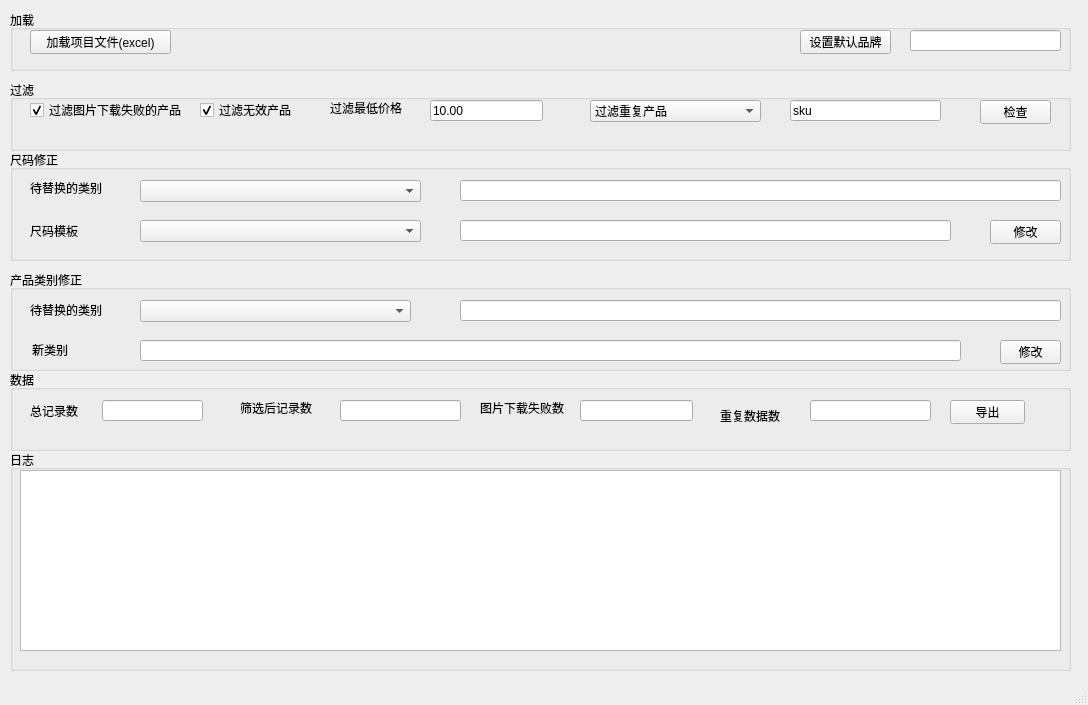
First picture: the form in data_export_tools/views/main_window.ui, repository l3n641/collection_product_spider, before the edit.
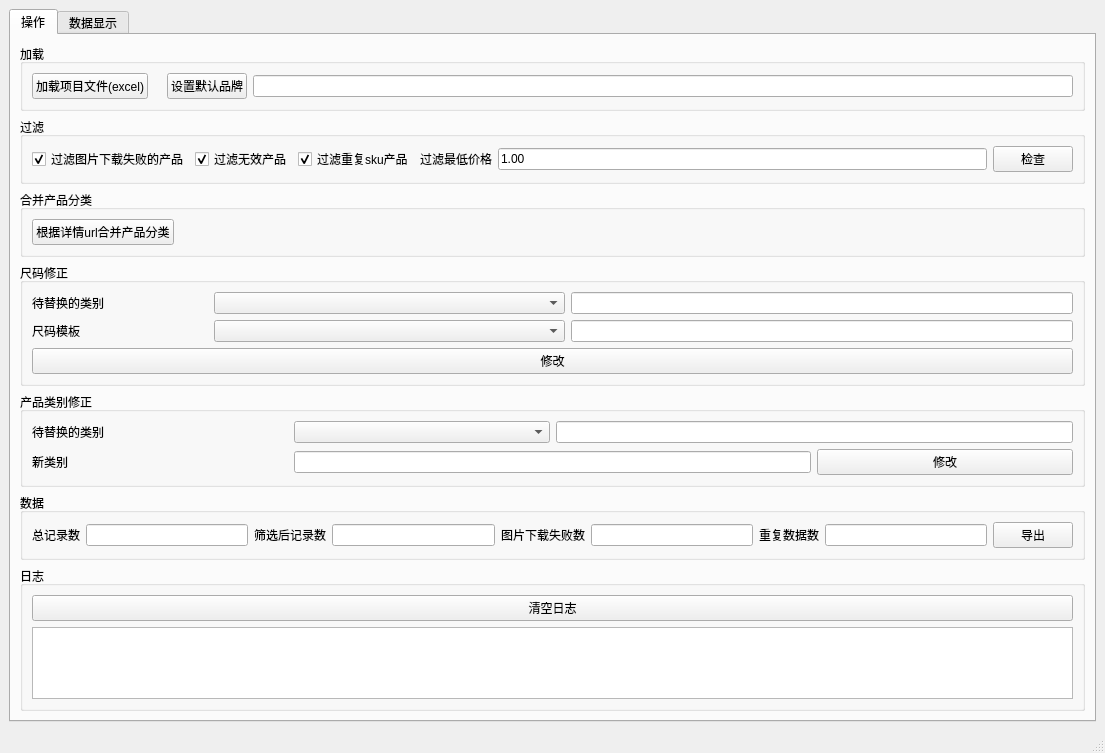
Second picture: the form after the edit.

Commit message: update 产品导出 产品分类合并

What changed in the file:
```diff
--- a/data_export_tools/views/main_window.ui
+++ b/data_export_tools/views/main_window.ui
@@ -6,77 +6,132 @@
    <rect>
     <x>0</x>
     <y>0</y>
-    <width>1088</width>
-    <height>705</height>
+    <width>1105</width>
+    <height>736</height>
    </rect>
   </property>
   <property name="windowTitle">
    <string>scrapy 数据导出工具</string>
   </property>
+  <property name="styleSheet">
+   <string notr="true">backgroud-color:rgb(205, 205, 205)</string>
+  </property>
   <widget class="QWidget" name="centralwidget">
+   <layout class="QGridLayout" name="gridLayout_6">
+    <item row="0" column="0">
+     <widget class="QTabWidget" name="tabWidget">
+      <property name="styleSheet">
+       <string notr="true"/>
+      </property>
+      <property name="currentIndex">
+       <number>0</number>
+      </property>
+      <widget class="QWidget" name="tab">
+       <attribute name="title">
+        <string>操作</string>
+       </attribute>
+       <layout class="QGridLayout" name="gridLayout_9">
+        <item row="0" column="0">
+         <widget class="QGroupBox" name="groupBox_4">
+          <property name="title">
+           <string>加载</string>
+          </property>
+          <layout class="QGridLayout" name="gridLayout">
+           <item row="0" column="0">
+            <widget class="QPushButton" name="button_load_project">
+             <property name="text">
+              <string>加载项目文件(excel)</string>
+             </property>
+            </widget>
+           </item>
+           <item row="0" column="2">
+            <widget class="QPushButton" name="button_set_default_brand">
+             <property name="text">
+              <string>设置默认品牌</string>
+             </property>
+            </widget>
+           </item>
+           <item row="0" column="3">
+            <widget class="QLineEdit" name="input_default_brand"/>
+           </item>
+           <item row="0" column="1">
+            <widget class="QLabel" name="label_project_file">
+             <property name="text">
+              <string/>
+             </property>
+            </widget>
+           </item>
+          </layout>
+         </widget>
+        </item>
+        <item row="4" column="0">
+         <widget class="QGroupBox" name="groupBox_6">
+          <property name="title">
+           <string>产品类别修正</string>
+          </property>
+          <layout class="QGridLayout" name="gridLayout_4">
+           <item row="1" column="2" colspan="2">
+            <widget class="QLineEdit" name="input_category_name_pattern"/>
+           </item>
+           <item row="2" column="3">
+            <widget class="QPushButton" name="button_upate_category_name">
+             <property name="text">
+              <string>修改</string>
+             </property>
+            </widget>
+           </item>
+           <item row="1" column="1">
+            <widget class="QComboBox" name="combobox_category_name">
+             <property name="styleSheet">
+              <string notr="true"/>
+             </property>
+            </widget>
+           </item>
+           <item row="2" column="1" colspan="2">
+            <widget class="QLineEdit" name="input_new_category_name"/>
+           </item>
+           <item row="1" column="0">
+            <widget class="QLabel" name="label_9">
+             <property name="text">
+              <string>待替换的类别</string>
+             </property>
+            </widget>
+           </item>
+           <item row="2" column="0">
+            <widget class="QLabel" name="label_10">
+             <property name="text">
+              <string>新类别</string>
+             </property>
+            </widget>
+           </item>
+          </layout>
+         </widget>
+        </item>
+        <item row="1" column="0">
    <widget class="QGroupBox" name="groupBox">
-    <property name="geometry">
-     <rect>
-      <x>10</x>
-      <y>80</y>
-      <width>1061</width>
-      <height>71</height>
-     </rect>
-    </property>
     <property name="title">
      <string>过滤</string>
     </property>
-    <widget class="QCheckBox" name="check_box_filter_image">
-     <property name="geometry">
-      <rect>
-       <x>20</x>
-       <y>20</y>
-       <width>161</width>
-       <height>20</height>
-      </rect>
-     </property>
-     <property name="text">
-      <string>过滤图片下载失败的产品</string>
-     </property>
-     <property name="checked">
-      <bool>true</bool>
-     </property>
-    </widget>
+          <layout class="QGridLayout" name="gridLayout_2">
+           <item row="0" column="4">
     <widget class="QLineEdit" name="input_filter_min_price">
-     <property name="geometry">
-      <rect>
-       <x>420</x>
-       <y>20</y>
-       <width>113</width>
-       <height>21</height>
-      </rect>
-     </property>
      <property name="text">
-      <string>10.00</string>
-     </property>
-    </widget>
-    <widget class="QLabel" name="label_5">
-     <property name="geometry">
-      <rect>
-       <x>320</x>
-       <y>20</y>
-       <width>81</width>
-       <height>16</height>
-      </rect>
-     </property>
+              <string>1.00</string>
+             </property>
+            </widget>
+           </item>
+           <item row="0" column="2">
+            <widget class="QCheckBox" name="checkbox_filter_repeat_sku_product">
      <property name="text">
-      <string>过滤最低价格</string>
-     </property>
-    </widget>
+              <string>过滤重复sku产品</string>
+             </property>
+             <property name="checked">
+              <bool>true</bool>
+             </property>
+            </widget>
+           </item>
+           <item row="0" column="1">
     <widget class="QCheckBox" name="checkbox_filter_invalidate_product">
-     <property name="geometry">
-      <rect>
-       <x>190</x>
-       <y>20</y>
-       <width>111</width>
-       <height>20</height>
-      </rect>
-     </property>
      <property name="text">
       <string>过滤无效产品</string>
      </property>
@@ -84,453 +139,209 @@
       <bool>true</bool>
      </property>
     </widget>
+           </item>
+           <item row="0" column="3">
+            <widget class="QLabel" name="label_5">
+             <property name="text">
+              <string>过滤最低价格</string>
+             </property>
+            </widget>
+           </item>
+           <item row="0" column="6">
     <widget class="QPushButton" name="button_check_data">
-     <property name="geometry">
-      <rect>
-       <x>970</x>
-       <y>20</y>
-       <width>71</width>
-       <height>24</height>
-      </rect>
-     </property>
      <property name="text">
       <string>检查</string>
      </property>
     </widget>
-    <widget class="QLineEdit" name="input_filter_field">
-     <property name="geometry">
-      <rect>
-       <x>780</x>
-       <y>20</y>
-       <width>151</width>
-       <height>21</height>
-      </rect>
-     </property>
-     <property name="text">
-      <string>sku</string>
-     </property>
-    </widget>
-    <widget class="QComboBox" name="select_data_process_method">
-     <property name="geometry">
-      <rect>
-       <x>580</x>
-       <y>20</y>
-       <width>171</width>
-       <height>22</height>
-      </rect>
-     </property>
-     <property name="currentIndex">
-      <number>1</number>
-     </property>
-     <item>
-      <property name="text">
-       <string>不处理</string>
-      </property>
-     </item>
-     <item>
+           </item>
+           <item row="0" column="0">
+            <widget class="QCheckBox" name="check_box_filter_image">
       <property name="text">
-       <string>过滤重复产品</string>
-      </property>
-     </item>
-     <item>
-      <property name="text">
-       <string>合并重复产品</string>
-      </property>
-     </item>
-    </widget>
-   </widget>
+              <string>过滤图片下载失败的产品</string>
+             </property>
+             <property name="checked">
+              <bool>true</bool>
+             </property>
+            </widget>
+           </item>
+          </layout>
+         </widget>
+        </item>
+        <item row="5" column="0">
    <widget class="QGroupBox" name="groupBox_2">
-    <property name="geometry">
-     <rect>
-      <x>10</x>
-      <y>370</y>
-      <width>1061</width>
-      <height>81</height>
-     </rect>
-    </property>
     <property name="title">
      <string>数据</string>
     </property>
+          <layout class="QGridLayout" name="gridLayout_5">
+           <item row="0" column="6">
+            <widget class="QLabel" name="label_4">
+             <property name="text">
+              <string>重复数据数</string>
+             </property>
+            </widget>
+           </item>
+           <item row="0" column="0">
     <widget class="QLabel" name="label">
-     <property name="geometry">
-      <rect>
-       <x>20</x>
-       <y>30</y>
-       <width>81</width>
-       <height>21</height>
-      </rect>
-     </property>
      <property name="text">
       <string>总记录数</string>
      </property>
     </widget>
-    <widget class="QLineEdit" name="input_total_quantity">
-     <property name="geometry">
-      <rect>
-       <x>92</x>
-       <y>30</y>
-       <width>101</width>
-       <height>21</height>
-      </rect>
-     </property>
+           </item>
+           <item row="0" column="3">
+            <widget class="QLineEdit" name="input_validate_quantity">
      <property name="readOnly">
       <bool>true</bool>
      </property>
     </widget>
+           </item>
+           <item row="0" column="8">
+            <widget class="QPushButton" name="button_export_data">
+             <property name="text">
+              <string>导出</string>
+             </property>
+            </widget>
+           </item>
+           <item row="0" column="2">
     <widget class="QLabel" name="label_2">
-     <property name="geometry">
-      <rect>
-       <x>230</x>
-       <y>30</y>
-       <width>91</width>
-       <height>16</height>
-      </rect>
-     </property>
      <property name="text">
       <string>筛选后记录数</string>
      </property>
     </widget>
-    <widget class="QLineEdit" name="input_validate_quantity">
-     <property name="geometry">
-      <rect>
-       <x>330</x>
-       <y>30</y>
-       <width>121</width>
-       <height>21</height>
-      </rect>
-     </property>
-     <property name="readOnly">
-      <bool>true</bool>
-     </property>
-    </widget>
+           </item>
+           <item row="0" column="5">
     <widget class="QLineEdit" name="input_image_failed_quantity">
-     <property name="geometry">
-      <rect>
-       <x>570</x>
-       <y>30</y>
-       <width>113</width>
-       <height>21</height>
-      </rect>
-     </property>
      <property name="readOnly">
       <bool>true</bool>
      </property>
     </widget>
+           </item>
+           <item row="0" column="4">
     <widget class="QLabel" name="label_3">
-     <property name="geometry">
-      <rect>
-       <x>470</x>
-       <y>30</y>
-       <width>91</width>
-       <height>16</height>
-      </rect>
-     </property>
      <property name="text">
       <string>图片下载失败数</string>
      </property>
     </widget>
-    <widget class="QLabel" name="label_4">
-     <property name="geometry">
-      <rect>
-       <x>710</x>
-       <y>30</y>
-       <width>81</width>
-       <height>31</height>
-      </rect>
-     </property>
-     <property name="text">
-      <string>重复数据数</string>
-     </property>
-    </widget>
+           </item>
+           <item row="0" column="1">
+            <widget class="QLineEdit" name="input_total_quantity">
+             <property name="readOnly">
+              <bool>true</bool>
+             </property>
+            </widget>
+           </item>
+           <item row="0" column="7">
     <widget class="QLineEdit" name="input_repeat_quantity">
-     <property name="geometry">
-      <rect>
-       <x>800</x>
-       <y>30</y>
-       <width>121</width>
-       <height>21</height>
-      </rect>
-     </property>
      <property name="readOnly">
       <bool>true</bool>
      </property>
     </widget>
-    <widget class="QPushButton" name="button_export_data">
-     <property name="geometry">
-      <rect>
-       <x>940</x>
-       <y>30</y>
-       <width>75</width>
-       <height>24</height>
-      </rect>
-     </property>
+           </item>
+          </layout>
+         </widget>
+        </item>
+        <item row="2" column="0">
+         <widget class="QGroupBox" name="groupBox_7">
+          <property name="title">
+           <string>合并产品分类</string>
+          </property>
+          <layout class="QGridLayout" name="gridLayout_8">
+           <item row="0" column="0" alignment="Qt::AlignLeft">
+            <widget class="QPushButton" name="button_merge_product_category">
      <property name="text">
-      <string>导出</string>
-     </property>
-    </widget>
-   </widget>
+              <string>根据详情url合并产品分类</string>
+             </property>
+            </widget>
+           </item>
+          </layout>
+         </widget>
+        </item>
+        <item row="6" column="0">
    <widget class="QGroupBox" name="groupBox_3">
-    <property name="geometry">
-     <rect>
-      <x>10</x>
-      <y>450</y>
-      <width>1061</width>
-      <height>221</height>
-     </rect>
-    </property>
     <property name="title">
      <string>日志</string>
     </property>
+          <layout class="QGridLayout" name="gridLayout_7">
+           <item row="1" column="0">
     <widget class="QTextEdit" name="textarea_log">
-     <property name="geometry">
-      <rect>
-       <x>10</x>
-       <y>20</y>
-       <width>1041</width>
-       <height>181</height>
-      </rect>
-     </property>
      <property name="readOnly">
       <bool>true</bool>
      </property>
     </widget>
-   </widget>
-   <widget class="QGroupBox" name="groupBox_4">
-    <property name="geometry">
-     <rect>
-      <x>10</x>
-      <y>10</y>
-      <width>1061</width>
-      <height>61</height>
-     </rect>
-    </property>
-    <property name="title">
-     <string>加载</string>
-    </property>
-    <widget class="QPushButton" name="button_load_project">
-     <property name="geometry">
-      <rect>
-       <x>20</x>
-       <y>20</y>
-       <width>141</width>
-       <height>24</height>
-      </rect>
-     </property>
+           </item>
+           <item row="0" column="0">
+            <widget class="QPushButton" name="button_clear_log">
      <property name="text">
-      <string>加载项目文件(excel)</string>
-     </property>
-    </widget>
-    <widget class="QLabel" name="label_project_file">
-     <property name="geometry">
-      <rect>
-       <x>190</x>
-       <y>21</y>
-       <width>531</width>
-       <height>20</height>
-      </rect>
-     </property>
-     <property name="text">
-      <string/>
-     </property>
-    </widget>
-    <widget class="QPushButton" name="button_set_default_brand">
-     <property name="geometry">
-      <rect>
-       <x>790</x>
-       <y>20</y>
-       <width>91</width>
-       <height>24</height>
-      </rect>
-     </property>
-     <property name="text">
-      <string>设置默认品牌</string>
-     </property>
-    </widget>
-    <widget class="QLineEdit" name="input_default_brand">
-     <property name="geometry">
-      <rect>
-       <x>900</x>
-       <y>20</y>
-       <width>151</width>
-       <height>21</height>
-      </rect>
-     </property>
-    </widget>
-   </widget>
+              <string>清空日志</string>
+             </property>
+            </widget>
+           </item>
+          </layout>
+         </widget>
+        </item>
+        <item row="3" column="0">
    <widget class="QGroupBox" name="groupBox_5">
-    <property name="geometry">
-     <rect>
-      <x>10</x>
-      <y>150</y>
-      <width>1061</width>
-      <height>111</height>
-     </rect>
-    </property>
     <property name="title">
      <string>尺码修正</string>
     </property>
-    <widget class="QComboBox" name="combo_box_category">
-     <property name="geometry">
-      <rect>
-       <x>130</x>
-       <y>30</y>
-       <width>281</width>
-       <height>22</height>
-      </rect>
-     </property>
-    </widget>
+          <layout class="QGridLayout" name="gridLayout_3">
+           <item row="0" column="0" alignment="Qt::AlignLeft">
     <widget class="QLabel" name="label_7">
-     <property name="geometry">
-      <rect>
-       <x>20</x>
-       <y>30</y>
-       <width>81</width>
-       <height>16</height>
-      </rect>
-     </property>
      <property name="text">
       <string>待替换的类别</string>
      </property>
     </widget>
-    <widget class="QPushButton" name="button_update_size">
-     <property name="geometry">
-      <rect>
-       <x>980</x>
-       <y>70</y>
-       <width>71</width>
-       <height>24</height>
-      </rect>
-     </property>
-     <property name="text">
-      <string>修改</string>
-     </property>
-    </widget>
-    <widget class="QLineEdit" name="input_size">
-     <property name="geometry">
-      <rect>
-       <x>450</x>
-       <y>70</y>
-       <width>491</width>
-       <height>21</height>
-      </rect>
-     </property>
-    </widget>
+           </item>
+           <item row="0" column="3" alignment="Qt::AlignRight">
+            <widget class="QLineEdit" name="input_category_pattern">
+             <property name="styleSheet">
+              <string notr="true">width:500px</string>
+             </property>
+            </widget>
+           </item>
+           <item row="0" column="1" colspan="2">
+            <widget class="QComboBox" name="combo_box_category">
+             <property name="styleSheet">
+              <string notr="true"/>
+             </property>
+            </widget>
+           </item>
+           <item row="1" column="1" colspan="2">
+            <widget class="QComboBox" name="combobox_size_temolate"/>
+           </item>
+           <item row="1" column="0" alignment="Qt::AlignLeft">
     <widget class="QLabel" name="label_8">
-     <property name="geometry">
-      <rect>
-       <x>20</x>
-       <y>70</y>
-       <width>71</width>
-       <height>21</height>
-      </rect>
-     </property>
      <property name="text">
       <string>尺码模板</string>
      </property>
     </widget>
-    <widget class="QComboBox" name="combobox_size_temolate">
-     <property name="geometry">
-      <rect>
-       <x>130</x>
-       <y>70</y>
-       <width>281</width>
-       <height>22</height>
-      </rect>
-     </property>
-    </widget>
-    <widget class="QLineEdit" name="input_category_pattern">
-     <property name="geometry">
-      <rect>
-       <x>450</x>
-       <y>30</y>
-       <width>601</width>
-       <height>21</height>
-      </rect>
-     </property>
-    </widget>
-   </widget>
-   <widget class="QGroupBox" name="groupBox_6">
-    <property name="geometry">
-     <rect>
-      <x>10</x>
-      <y>270</y>
-      <width>1061</width>
-      <height>101</height>
-     </rect>
-    </property>
-    <property name="title">
-     <string>产品类别修正</string>
-    </property>
-    <widget class="QLabel" name="label_9">
-     <property name="geometry">
-      <rect>
-       <x>20</x>
-       <y>30</y>
-       <width>91</width>
-       <height>20</height>
-      </rect>
-     </property>
-     <property name="text">
-      <string>待替换的类别</string>
-     </property>
-    </widget>
-    <widget class="QComboBox" name="combobox_category_name">
-     <property name="geometry">
-      <rect>
-       <x>130</x>
-       <y>30</y>
-       <width>271</width>
-       <height>22</height>
-      </rect>
-     </property>
-    </widget>
-    <widget class="QLineEdit" name="input_category_name_pattern">
-     <property name="geometry">
-      <rect>
-       <x>450</x>
-       <y>30</y>
-       <width>601</width>
-       <height>21</height>
-      </rect>
-     </property>
-    </widget>
-    <widget class="QLineEdit" name="input_new_category_name">
-     <property name="geometry">
-      <rect>
-       <x>130</x>
-       <y>70</y>
-       <width>821</width>
-       <height>21</height>
-      </rect>
-     </property>
-    </widget>
-    <widget class="QPushButton" name="button_upate_category_name">
-     <property name="geometry">
-      <rect>
-       <x>990</x>
-       <y>70</y>
-       <width>61</width>
-       <height>24</height>
-      </rect>
-     </property>
+           </item>
+           <item row="1" column="3" alignment="Qt::AlignRight">
+            <widget class="QLineEdit" name="input_size">
+             <property name="styleSheet">
+              <string notr="true">width:500px</string>
+             </property>
+            </widget>
+           </item>
+           <item row="2" column="0" colspan="4">
+            <widget class="QPushButton" name="button_update_size">
      <property name="text">
       <string>修改</string>
      </property>
     </widget>
-    <widget class="QLabel" name="label_10">
-     <property name="geometry">
-      <rect>
-       <x>22</x>
-       <y>70</y>
-       <width>71</width>
-       <height>20</height>
-      </rect>
-     </property>
-     <property name="text">
-      <string>新类别</string>
-     </property>
-    </widget>
-   </widget>
+           </item>
+          </layout>
+         </widget>
+        </item>
+       </layout>
+      </widget>
+      <widget class="QWidget" name="tab_2">
+       <attribute name="title">
+        <string>数据显示</string>
+       </attribute>
+      </widget>
+     </widget>
+    </item>
+   </layout>
   </widget>
   <widget class="QMenuBar" name="menubar">
    <property name="geometry">
```
Left out of the diff: 2 changed lines with no effect on the pictures. Lines whose indentation alone changed are shown as unchanged. The commit also changes 5 other files.
